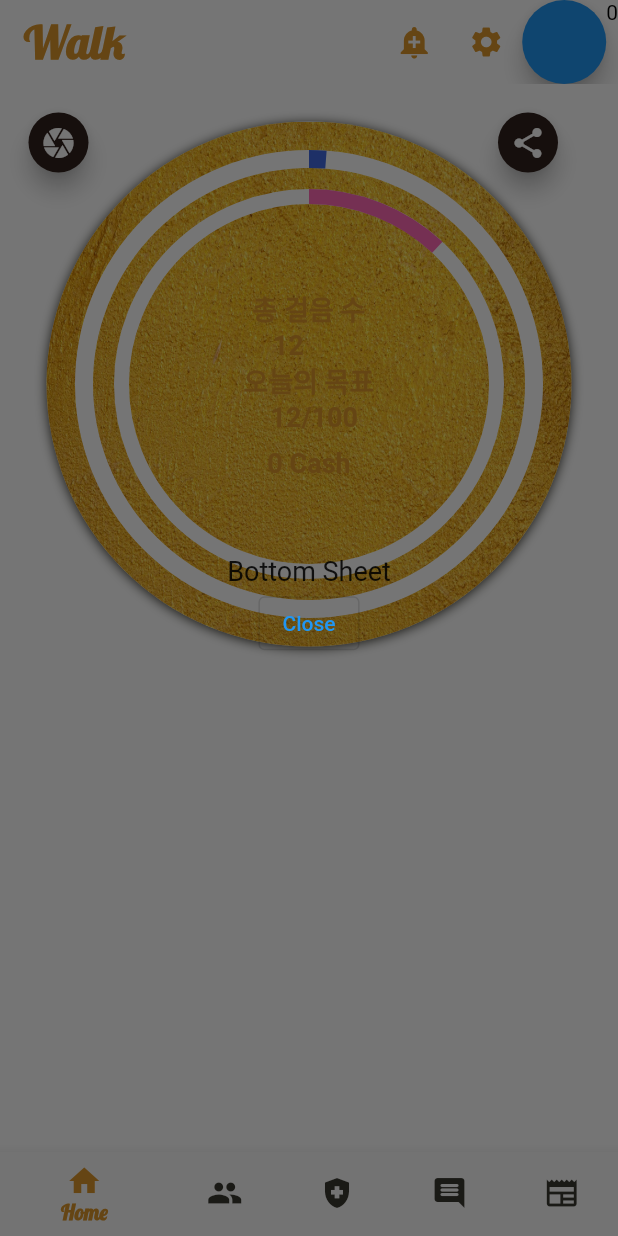
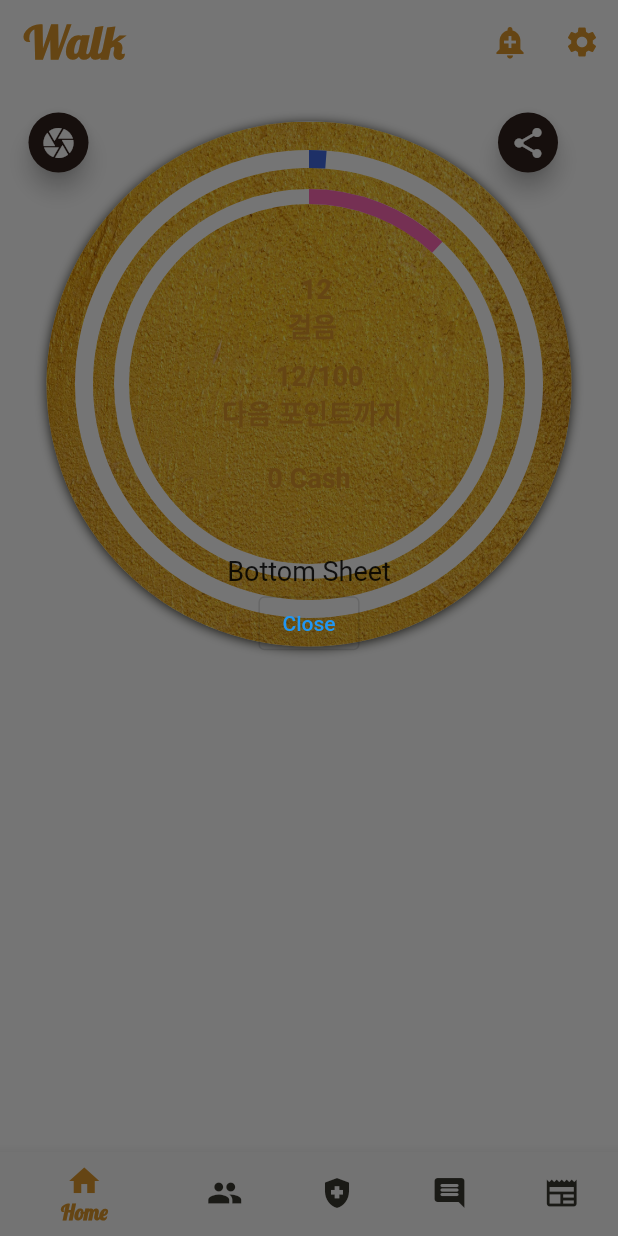
Before and after one commit to dc143cDev/cashwalk-clone, a Flutter app: the screen it shows after launch, after a tap on the "camera" icon, after a tap on the "share" icon, on a phone screen of 412 x 824 dp. Run offline on Flutter 3.47's test engine with Material 2 defaults, Android fonts, the light colour scheme and no system bars; our stand-ins replace flutter_colorpicker, get, get_storage, image_picker, step_progress_indicator; Roboto replaces fonts that are missing (IBMKR); statements that could not run were skipped; project files that could hold a hidden picture were left out.

Commit message:
인디케이터 ui 완성

```diff
--- a/lib/app/modules/camera/controllers/camera_controller.dart
+++ b/lib/app/modules/camera/controllers/camera_controller.dart
@@ -106,7 +106,7 @@
               height: 15,
             ),
             ColorPicker(
-              pickerColor: selectedTotalColor.value,
+              pickerColor: Color(storage.read('totalColor')),
               onColorChanged: (Color color) {
                 selectedTotalColor.value = color;
                 print(selectedTotalColor.value);
@@ -142,7 +142,7 @@
               height: 15,
             ),
             ColorPicker(
-              pickerColor: selectedWalkColor.value,
+              pickerColor: Color(storage.read('walkColor')),
               onColorChanged: (Color color) {
                 selectedWalkColor.value = color;
                 print(color.value);
@@ -178,7 +178,7 @@
               height: 15,
             ),
             ColorPicker(
-              pickerColor: selectedTextColor.value,
+              pickerColor: Color(storage.read('textColor')),
               onColorChanged: (Color color) {
                 selectedTextColor.value = color;
                 print(selectedTextColor.value);
--- a/lib/app/modules/camera/views/camera_view.dart
+++ b/lib/app/modules/camera/views/camera_view.dart
@@ -126,13 +126,11 @@
                         SizedBox(
                           height: 30,
                           width: 30,
-                          child: Obx(
-                            () => CircularProgressIndicator(
-                              color: controller.selectedTotalColor.value,
+                          child: CircularProgressIndicator(
+                            color: Color(controller.storage.read('totalColor')),
                             backgroundColor: bgColor,
                             strokeWidth: 3,
                             value: 70 / 100,
-                            ),
                           ),
                         ),
                         SizedBox(
@@ -180,13 +178,11 @@
                         SizedBox(
                           height: 25,
                           width: 25,
-                          child: Obx(
-                            () => CircularProgressIndicator(
-                              color: controller.selectedWalkColor.value,
+                          child: CircularProgressIndicator(
+                            color: Color(controller.storage.read('walkColor')),
                             backgroundColor: bgColor,
                             strokeWidth: 3,
                             value: 90 / 100,
-                            ),
                           ),
                         ),
                         SizedBox(
@@ -238,15 +234,13 @@
                     SizedBox(
                       width: 30,
                     ),
-                    Obx(
-                      () => Text(
+                    Text(
                       'T',
                       style: TextStyle(
                           fontFamily: 'LS',
                           fontSize: 30,
                           fontWeight: FontWeight.w700,
-                            color: controller.selectedTextColor.value),
-                      ),
+                          color: Color(controller.storage.read('textColor'))),
                     ),
                     SizedBox(
                       width: 20,
--- a/lib/app/modules/walk/controllers/walk_controller.dart
+++ b/lib/app/modules/walk/controllers/walk_controller.dart
@@ -39,8 +39,14 @@
   final walk100maxSecond = 100;
   final walkTotalMax = 1000;
 
+  //인디케이터 index
+  var indicatorIndex = 0.obs;
+  var currentIndicator = 0.obs;
+
   final walk100maxSecondSplit5 = 20;
-  final walkTotalMaxSplit5 = 200;
+  final walkTotalMaxSplit5 = 30;
+
+  final indicatorController = PageController(initialPage: 0, keepPage: true);
 
   //아래 타이머로 변화될 값들. 이 값들이 circular indicator 로 전해져서 ui의 애니메이션처럼 표현.
   RxInt walk100 = 0.obs;
@@ -61,6 +67,7 @@
     startPoint();
     // /5
     startSplit5();
+    startSplitTotal5();
     startSplit5Cut();
   }
 
@@ -106,6 +113,14 @@
     print('init');
   }
 
+  onIndicatorPageChanged(int page) {
+    print('page num:' + page.toString());
+    int currentIndicator = page.toInt();
+    //페이지가 바뀔때마다 호출. 즉, galleryPageIndex 가 현재 페이지를 담게 됨.
+    indicatorIndex.value = currentIndicator;
+    print(currentIndicator);
+  }
+
   //공유 버튼 클릭시 호출.
   shareBtnClicked() {
     Get.bottomSheet(
@@ -146,6 +161,8 @@
       walkTotal.value++;
       walk100.value++;
 
+      storage.write('indicatorIndex', indicatorIndex.value);
+
       storage.listenKey('mainPageImageIndex', (value) {
         imagePath.value = value;
       });
@@ -166,8 +183,14 @@
 
   void startSplit5() {
     _timer = Timer.periodic(Duration(seconds: 5), (Timer timer) {
+      walk100s5.value++;
+    });
+  }
+
+  //1000/1 / 30
+  void startSplitTotal5() {
+    _timer = Timer.periodic(Duration(seconds: 33), (Timer timer) {
       walkTotals5.value++;
-      walk100s5.value++;
     });
   }
 
--- a/lib/app/modules/walk/views/walk_view.dart
+++ b/lib/app/modules/walk/views/walk_view.dart
@@ -1,8 +1,11 @@
 import 'package:cashwalkclone/app/modules/camera/controllers/camera_controller.dart';
 import 'package:cashwalkclone/app/widgets/indicator/indicator_circular_view.dart';
+import 'package:cashwalkclone/app/widgets/indicator/indicator_step_b_view.dart';
+import 'package:cashwalkclone/app/widgets/indicator/indicator_step_view.dart';
 import 'package:flutter/material.dart';
 
 import '../../../../palette.dart';
+import '../../../widgets/indicator/indicator_circular_b_view.dart';
 import '../controllers/walk_controller.dart';
 import 'package:get/get.dart';
 
@@ -48,17 +51,6 @@
               color: accentYellow,
             ),
           ),
-          FloatingActionButton(
-              heroTag: null,
-              onPressed: () {
-                cameraController.count();
-              }),
-          Obx(
-            () => Text(
-              '${cameraController.textInt.value}',
-              style: TextStyle(color: Colors.black),
-            ),
-          ),
         ],
       ),
       body: SingleChildScrollView(
@@ -90,11 +82,14 @@
                       height: 350,
                       width: 500,
                       child: PageView(
+                        controller: controller.indicatorController,
+                        onPageChanged: controller.onIndicatorPageChanged,
                         children: [
                           //Indicator type A
                           IndicatorCircularView(),
-                          IndicatorCircularView(),
-                          Center(),
+                          IndicatorStepView(),
+                          IndicatorCircularBView(),
+                          IndicatorStepBView(),
                         ],
                       ),
                     ),
--- a/lib/app/widgets/indicator/indicator_circular_view.dart
+++ b/lib/app/widgets/indicator/indicator_circular_view.dart
@@ -14,16 +14,6 @@
     return Obx(
       () => Stack(
         children: [
-          // Center(
-          //   child: SizedBox(
-          //     width: 200,
-          //     height: 200,
-          //     child: CircularStepProgressIndicator(
-          //       totalSteps: controller.walk100maxSecondSplit5,
-          //       currentStep: controller.walk100s5.value,
-          //     ),
-          //   ),
-          // ),
           Center(
             child: SizedBox(
               width: 250,
@@ -61,16 +51,7 @@
                     crossAxisAlignment: CrossAxisAlignment.center,
                     children: [
                       Text(
-                        '총 걸음 수\n   ${controller.walkTotal}',
-                        style: TextStyle(
-                          fontFamily: 'IBMKR',
-                          fontSize: 18,
-                          fontWeight: FontWeight.w700,
-                          color: Color(controller.currentTextColor.value),
-                        ),
-                      ),
-                      Text(
-                        '오늘의 목표\n    ${controller.walk100}/100',
+                        '   ${controller.walkTotal}\n 걸음',
                         style: TextStyle(
                           fontFamily: 'IBMKR',
                           fontSize: 18,
@@ -80,6 +61,18 @@
                       ),
                       SizedBox(
                         height: 10,
+                      ),
+                      Text(
+                        '         ${controller.walk100}/100\n 다음 포인트까지',
+                        style: TextStyle(
+                          fontFamily: 'IBMKR',
+                          fontSize: 18,
+                          fontWeight: FontWeight.w700,
+                          color: Color(controller.currentTextColor.value),
+                        ),
+                      ),
+                      SizedBox(
+                        height: 20,
                       ),
                       Text(
                         '${controller.pointCount} Cash',
--- a/lib/main.dart
+++ b/lib/main.dart
@@ -1,4 +1,5 @@
 import 'package:cashwalkclone/app/modules/camera/controllers/camera_controller.dart';
+import 'package:cashwalkclone/palette.dart';
 import 'package:flutter/material.dart';
 
 import 'package:get/get.dart';
@@ -16,6 +17,7 @@
   print(GetStorage().read('test'));
   runApp(
     GetMaterialApp(
+      theme: ThemeData(backgroundColor: bgColor),
       debugShowCheckedModeBanner: false,
       title: "Application",
       initialRoute: AppPages.INITIAL,
```
Also changed, not shown: assets/fonts/Rubik_Glitch/OFL.txt (added, +93 -0 lines), lib/app/widgets/indicator/indicator_step_view.dart (+85 -11 lines), assets/fonts/Rubik_Glitch/RubikGlitch-Regular.ttf (added). Lines whose indentation alone changed are shown as unchanged.
